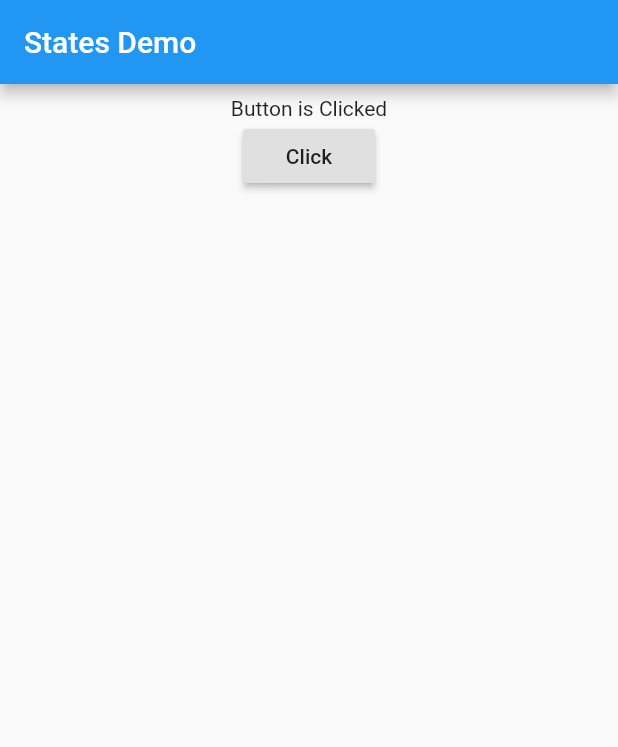
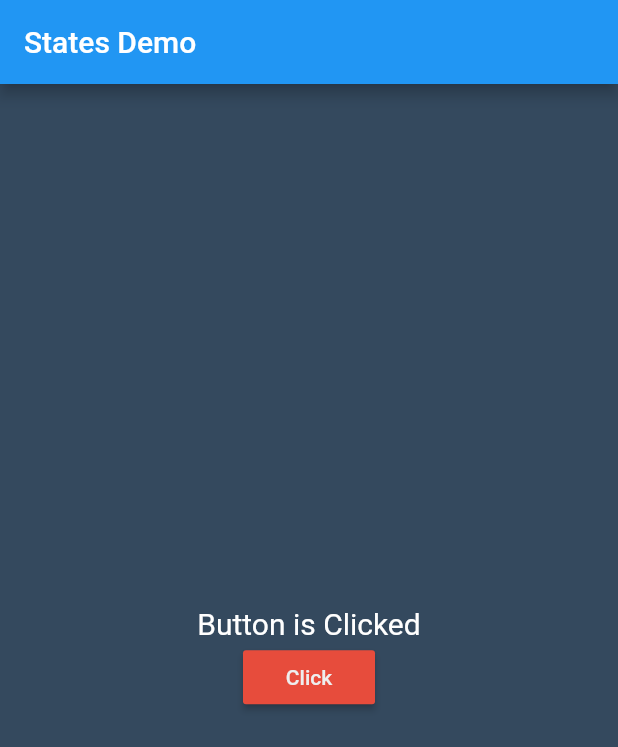
Before and after one commit to tushar821999/Learn-Flutter, a Flutter app: the screen it shows after launch, after a tap on "Click", on a phone screen of 412 x 824 dp. Shown: the top 747 px of the screen. Run offline on Flutter 3.47's test engine with Material 2 defaults, Android fonts, the light colour scheme and no system bars.

Commit message:
Add style and colors

```diff
--- a/lib/main.dart
+++ b/lib/main.dart
@@ -1,4 +1,4 @@
 import 'package:flutter/material.dart';
-import 'package:learn_flutter/states_demo.dart';
+import 'package:learn_flutter/style_color.dart';
 
 void main() => runApp(new MyApp());
--- /dev/null
+++ b/lib/style_color.dart
@@ -0,0 +1,70 @@
+import 'package:flutter/material.dart';
+
+class MyApp extends StatelessWidget {
+  @override
+  Widget build(BuildContext context) {
+    return new MaterialApp(
+      title: "State Demo",
+      home: new HomePage(),
+    );
+  }
+}
+
+class HomePage extends StatefulWidget {
+  @override
+  _HomePageState createState() => _HomePageState();
+}
+
+
+class _HomePageState extends State<HomePage> {
+
+  String myText = "Hello World";
+
+  void _changeText(){
+    setState(() {
+      if(myText.startsWith("H")){
+        myText = "Button is Clicked";
+      }
+      else{
+        myText = "Hello World";
+      }
+    });
+  }
+
+  Widget _bodyWidget(){
+    return new Container(
+      color: new Color(0xFF34495E),
+      padding: const EdgeInsets.all(8.0),
+      child: new Center(
+       child: new Column(
+          mainAxisAlignment: MainAxisAlignment.center,
+          children: <Widget>[
+            new Text(
+              myText,
+              style: new TextStyle(
+                color: Colors.white,
+                fontSize: 20
+              ),
+            ),
+            new RaisedButton(
+              color: new Color(0xFFE74C3C),
+              textColor: new Color(0xFFEEEEEE),
+              child: new Text("Click"),
+              onPressed: _changeText,
+            )
+          ],
+        ),
+      ),
+    );
+  }
+
+  @override
+  Widget build(BuildContext context) {
+    return Scaffold(
+      appBar: new AppBar(
+        title: new Text("States Demo"),
+      ),
+      body: _bodyWidget(),
+    );
+  }
+}
```
